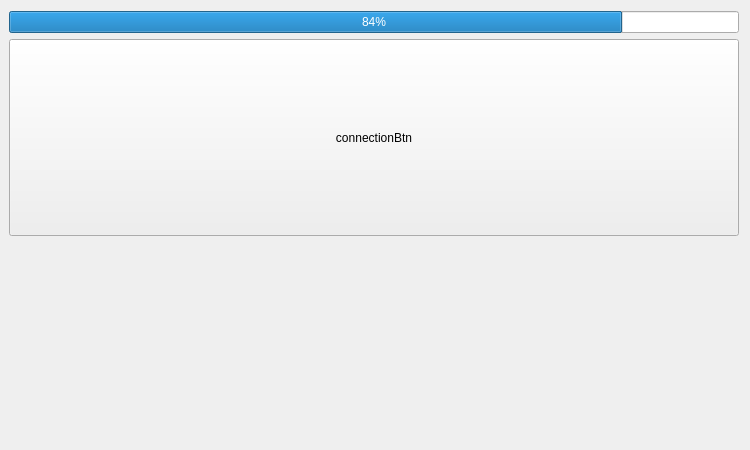
Qt form mainwindow.ui (BOISSARD/WifiBot) before a commit.
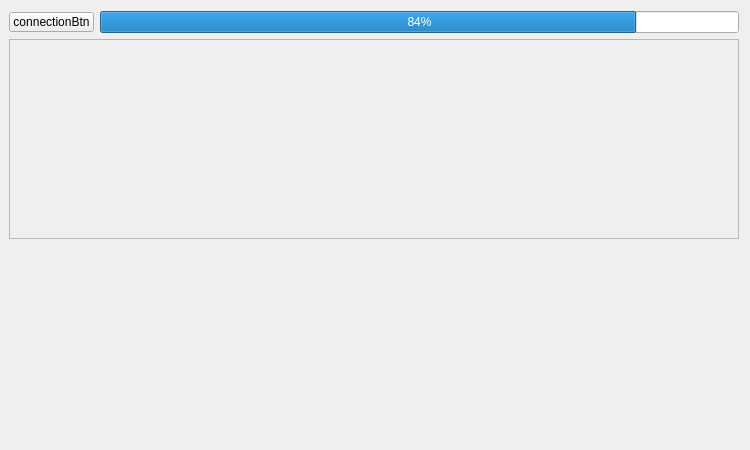
The same form after that commit. Custom widgets are drawn as their Qt base class.

Commit message: Try display camera stream

What changed in the file:
```diff
--- a/mainwindow.ui
+++ b/mainwindow.ui
@@ -38,24 +38,50 @@
          <enum>QLayout::SetNoConstraint</enum>
         </property>
         <item row="0" column="0">
-         <widget class="QProgressBar" name="progressBar">
-          <property name="value">
-           <number>84</number>
-          </property>
-         </widget>
+         <layout class="QHBoxLayout" name="horizontalLayout_2">
+          <item>
+           <widget class="QPushButton" name="connectionBtn">
+            <property name="sizePolicy">
+             <sizepolicy hsizetype="Minimum" vsizetype="Minimum">
+              <horstretch>0</horstretch>
+              <verstretch>0</verstretch>
+             </sizepolicy>
+            </property>
+            <property name="maximumSize">
+             <size>
+              <width>16777215</width>
+              <height>20</height>
+             </size>
+            </property>
+            <property name="text">
+             <string>connectionBtn</string>
+            </property>
+           </widget>
+          </item>
+          <item>
+           <widget class="QProgressBar" name="progressBar">
+            <property name="value">
+             <number>84</number>
+            </property>
+           </widget>
+          </item>
+         </layout>
         </item>
        </layout>
       </item>
       <item>
-       <widget class="QPushButton" name="connectionBtn">
-        <property name="sizePolicy">
-         <sizepolicy hsizetype="Minimum" vsizetype="Minimum">
-          <horstretch>0</horstretch>
-          <verstretch>0</verstretch>
-         </sizepolicy>
+       <widget class="QFrame" name="video">
+        <property name="minimumSize">
+         <size>
+          <width>0</width>
+          <height>200</height>
+         </size>
         </property>
-        <property name="text">
-         <string>connectionBtn</string>
+        <property name="frameShape">
+         <enum>QFrame::StyledPanel</enum>
+        </property>
+        <property name="frameShadow">
+         <enum>QFrame::Raised</enum>
         </property>
        </widget>
       </item>
```
The commit also changes 1 other file.
